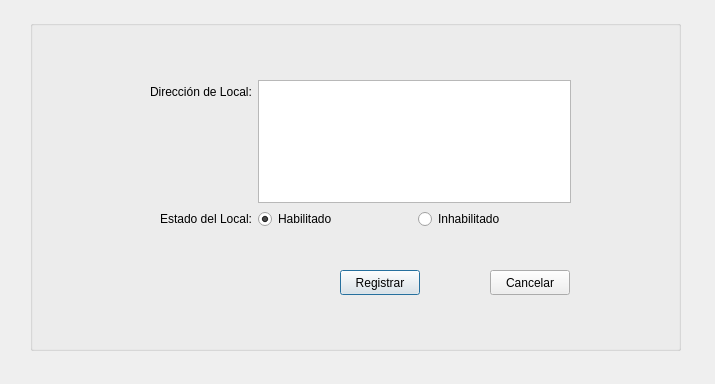
This is PAF_GUI/PAF_GRAFICA/registrarlocal.ui in JMOrbegoso/USS-2021-II-PP as Qt 5 draws it before an edit. The edited form follows.
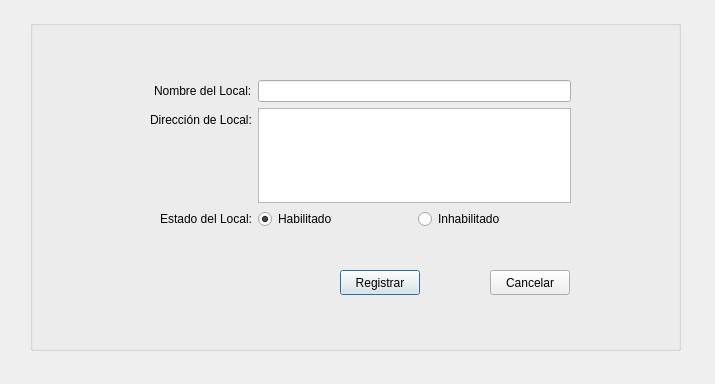
This is the edited form.

The edit to the form file:
```diff
--- a/PAF_GUI/PAF_GRAFICA/registrarlocal.ui
+++ b/PAF_GUI/PAF_GRAFICA/registrarlocal.ui
@@ -38,24 +38,24 @@
      <property name="labelAlignment">
       <set>Qt::AlignRight|Qt::AlignTrailing|Qt::AlignVCenter</set>
      </property>
-     <item row="0" column="0">
+     <item row="1" column="0">
       <widget class="QLabel" name="label_3">
        <property name="text">
         <string>Dirección de Local:</string>
        </property>
       </widget>
      </item>
-     <item row="0" column="1">
+     <item row="1" column="1">
       <widget class="QTextEdit" name="direccionLocalTxt"/>
      </item>
-     <item row="1" column="0">
+     <item row="2" column="0">
       <widget class="QLabel" name="label_4">
        <property name="text">
         <string>Estado del Local:</string>
        </property>
       </widget>
      </item>
-     <item row="1" column="1">
+     <item row="2" column="1">
       <layout class="QHBoxLayout" name="horizontalLayout">
        <item>
         <widget class="QRadioButton" name="habilitarLocalRb">
@@ -76,6 +76,16 @@
        </item>
       </layout>
      </item>
+     <item row="0" column="0">
+      <widget class="QLabel" name="label_5">
+       <property name="text">
+        <string>Nombre del Local:</string>
+       </property>
+      </widget>
+     </item>
+     <item row="0" column="1">
+      <widget class="QLineEdit" name="nombreLocalTxt"/>
+     </item>
     </layout>
    </widget>
    <widget class="QPushButton" name="registrarLocalPb">
```
Left out of the diff: 2 changed lines with no effect on the pictures.
